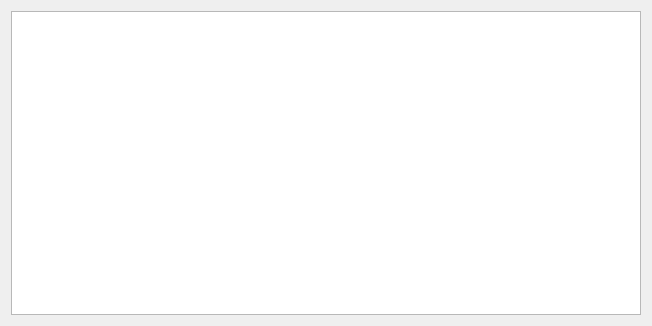
The window that gui/dependenciespage.ui (KDE/kdewin-installer) describes before a commit, drawn with Qt 5.
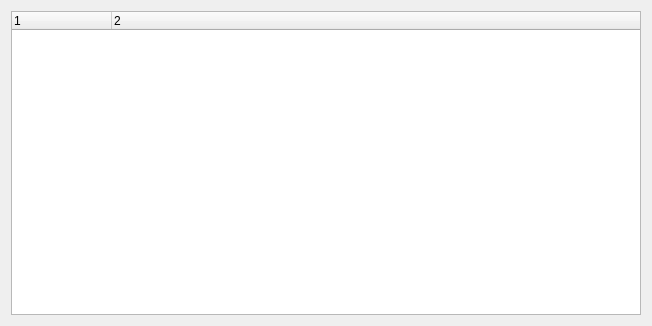
The same window after the commit.

Commit message: - fixed dependency display, unfortunally the page could not be skipped yet if no dependencies are there. This will be fixed later

Diff of the .ui file:
```diff
--- a/gui/dependenciespage.ui
+++ b/gui/dependenciespage.ui
@@ -19,7 +19,21 @@
    <item>
     <layout class="QHBoxLayout" >
      <item>
-      <widget class="QListWidget" name="dependenciesList" />
+      <widget class="QTreeWidget" name="dependenciesList" >
+       <property name="columnCount" >
+        <number>2</number>
+       </property>
+       <column>
+        <property name="text" >
+         <string>1</string>
+        </property>
+       </column>
+       <column>
+        <property name="text" >
+         <string>2</string>
+        </property>
+       </column>
+      </widget>
      </item>
     </layout>
    </item>
```
Left out of the diff: 2 changed lines with no effect on the pictures. The commit also changes 6 other files.
